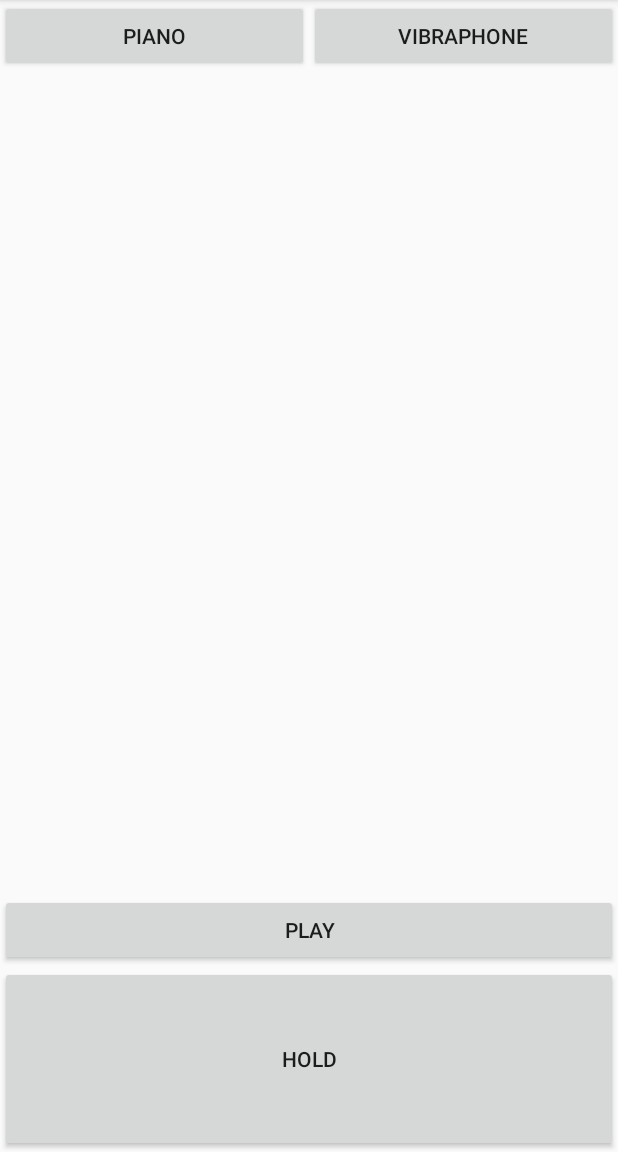
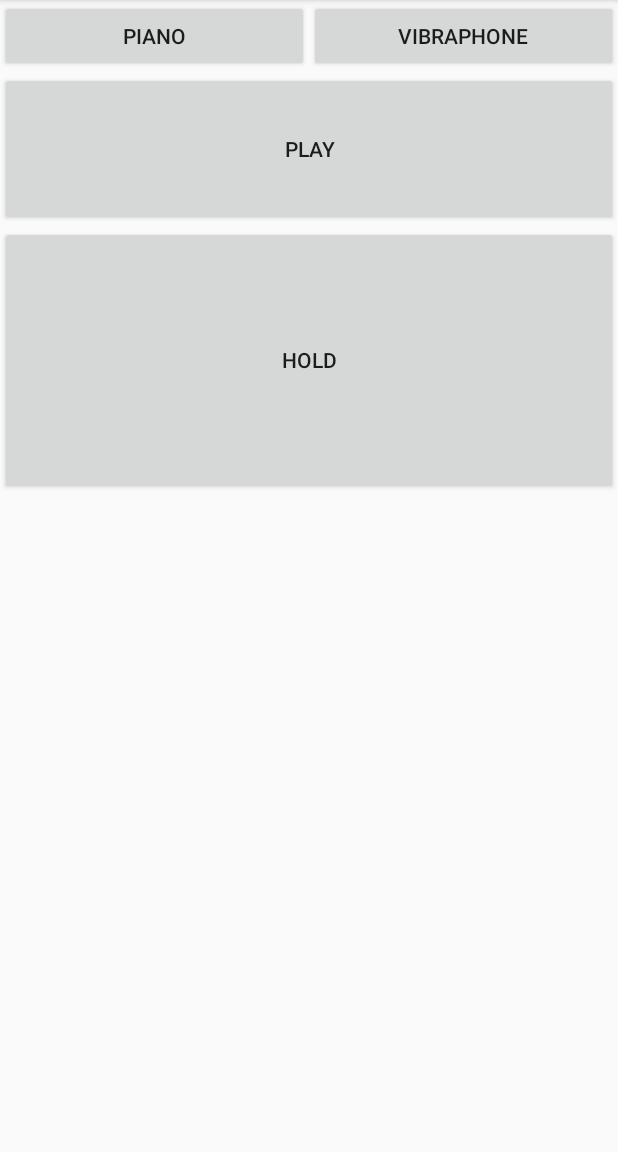
Before and after one commit to starkipraggy/FauxStringInstrument, an Android app: the screen it shows after launch (MainActivity), on a phone screen of 412 x 824 dp, the part 84-1236 px from its top. Run offline under Robolectric (Android 15) with nearby library versions, the phone set to English and light mode, and no system bars; our stand-ins replace ButterKnife, Timber; libraries missing offline, so code that uses them is left out: org.billthefarmer.mididriver; 2 statements that could not run were skipped.

Commit message:
UI changes to fit YamRing schematic

```diff
--- a/app/src/main/java/cs4347/group1/fauxstringinstrument/NoteUtil.java
+++ b/app/src/main/java/cs4347/group1/fauxstringinstrument/NoteUtil.java
@@ -14,6 +14,7 @@ public class NoteUtil {
         A("A", 69),
         AS("A#/Bb", 70),
         B("B", 71),
+        HC("C", 72),
         INVALID("-", -1);
 
         public final int number;
@@ -37,7 +38,8 @@ public class NoteUtil {
             Note.GS,
             Note.A,
             Note.AS,
-            Note.B
+            Note.B,
+            Note.HC
     };
 
     public static Note getNote(float roll, float pitch) {
--- a/app/src/main/res/layout/activity_main.xml
+++ b/app/src/main/res/layout/activity_main.xml
@@ -4,6 +4,12 @@
        android:layout_width="match_parent"
        android:layout_height="match_parent"
        tools:context="cs4347.group1.fauxstringinstrument.MainActivity">
+
+    <LinearLayout
+        android:layout_width="match_parent"
+        android:layout_height="match_parent"
+        android:orientation="vertical"
+        android:weightSum="10">
 
         <LinearLayout
             android:layout_width="match_parent"
@@ -26,40 +32,6 @@
                 android:text="@string/button_vibraphone" />
         </LinearLayout>
 
-    <LinearLayout
-        android:layout_width="match_parent"
-        android:layout_height="wrap_content"
-        android:layout_gravity="center"
-        android:orientation="vertical">
-
-        <TextView
-            android:id="@+id/tv_octave"
-            android:layout_width="match_parent"
-            android:layout_height="wrap_content"
-            android:layout_weight="1"
-            android:textAlignment="center"
-            android:textSize="50sp"
-            tools:autoText="false"
-            tools:text="Octave" />
-
-        <TextView
-            android:id="@+id/tv_note"
-            android:layout_width="match_parent"
-            android:layout_height="wrap_content"
-            android:layout_gravity="center"
-            android:layout_weight="1"
-            android:textAlignment="center"
-            android:textSize="50sp"
-            tools:text="Note" />
-
-    </LinearLayout>
-
-    <LinearLayout
-        android:layout_width="match_parent"
-        android:layout_height="wrap_content"
-        android:layout_gravity="bottom"
-        android:orientation="vertical">
-
         <Button
             android:id="@+id/button_play"
             android:layout_width="match_parent"
@@ -74,6 +46,23 @@
             android:layout_weight="1"
             android:text="@string/button_hold_note" />
 
+        <LinearLayout
+            android:layout_width="match_parent"
+            android:layout_height="0dp"
+            android:gravity="bottom"
+            android:orientation="vertical"
+            android:layout_weight="5">
+
+            <TextView
+                android:id="@+id/tv_note"
+                android:layout_width="match_parent"
+                android:layout_height="125dp"
+                android:textAlignment="center"
+                android:textSize="50sp"
+                tools:text="Note" />
+
+        </LinearLayout>
+
     </LinearLayout>
 
 </merge>
```
Also changed, not shown: app/src/main/java/cs4347/group1/fauxstringinstrument/MainActivity.java (+15 -10 lines). Lines whose indentation alone changed are shown as unchanged.
